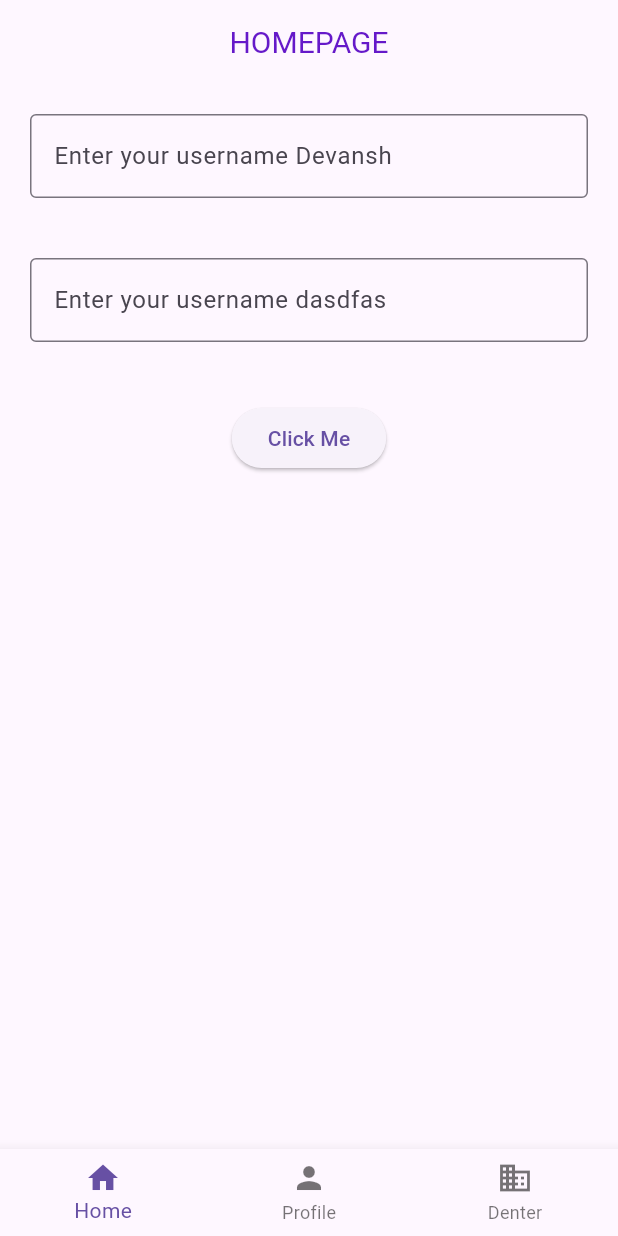
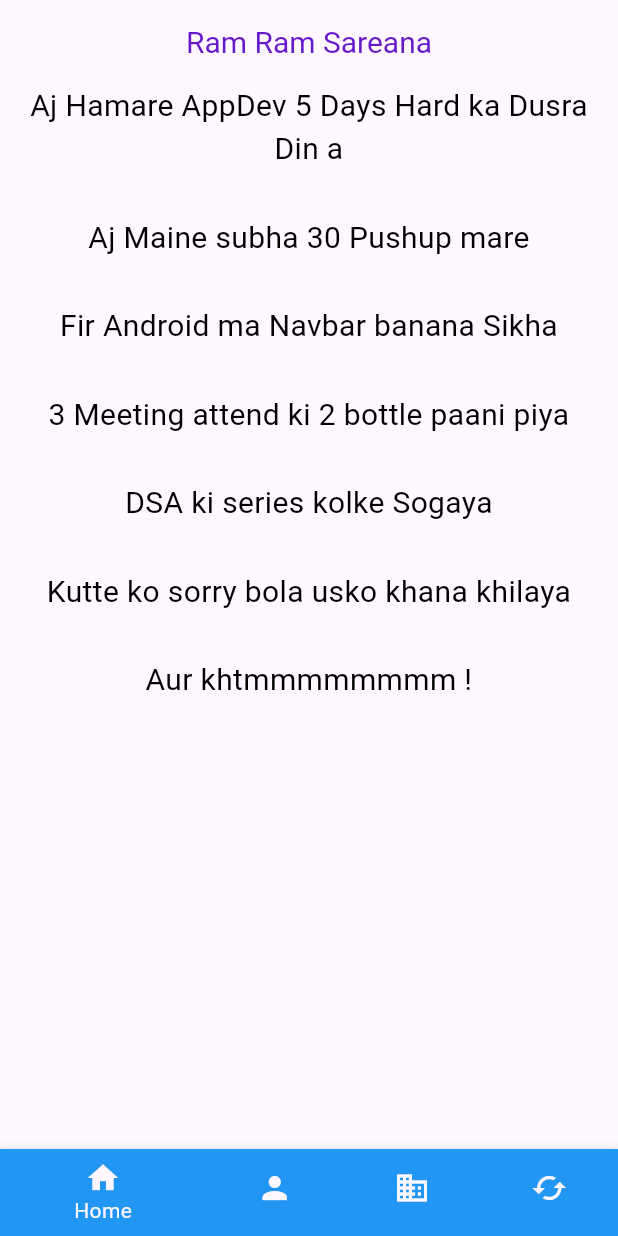
Before and after one commit to Devansh-Bhagania/Flutter-Apps, a Flutter app: the screen it shows after launch, on a phone screen of 412 x 824 dp. Run offline on Flutter 3.47's test engine with Material 3 defaults, Android fonts, the phone set to English and light mode, and no system bars.

Commit message:
did some changes to home page

```diff
--- a/lib/HomePage.dart
+++ b/lib/HomePage.dart
@@ -17,42 +17,151 @@ class _HomePageState extends State<HomePage> {
     return Scaffold(
       appBar: AppBar(
           centerTitle: true,
-          title: const Text('HOMEPAGE',
+          title: const Text('Ram Ram Sareana',
               style: TextStyle(
                   fontSize: 20, color: Color.fromARGB(255, 101, 25, 201)))),
-      body: Center(
-        child: Column(children: <Widget>[
+      body: const Center(
+        child: Column(
+            mainAxisAlignment: MainAxisAlignment.start,
+            crossAxisAlignment: CrossAxisAlignment.center,
+            children: [
+              // Padding(
+              //   padding: EdgeInsets.all(20),
+              //   child: TextField(
+              //     decoration: InputDecoration(
+              //       border: OutlineInputBorder(),
+              //       labelText: 'Enter your username Devansh',
+              //     ),
+              //   ),
+              // ),
+              // Padding(
+              //   padding: EdgeInsets.all(20),
+              //   child: TextField(
+              //     decoration: InputDecoration(
+              //       border: OutlineInputBorder(),
+              //       labelText: 'Enter your username dasdfas',
+              //     ),
+              //   ),
+              // ),
+              // Padding(
+              //   padding: EdgeInsets.all(20),
+              //   child: ElevatedButton(
+              //     onPressed: () {
+              //       Navigator.push(
+              //         context,
+              //         MaterialPageRoute(builder: (context) => const Denter()),
+              //       );
+              //     },
+              //     child: Text("Click Me"),
+              //   ),
+              // ),
+              // Denter(),
               Padding(
-            padding: EdgeInsets.all(20),
-            child: TextField(
-              decoration: InputDecoration(
-                border: OutlineInputBorder(),
-                labelText: 'Enter your username Devansh',
+                padding: EdgeInsets.only(left: 20, right: 20, bottom: 30),
+                child: Text(
+                  "Aj Hamare AppDev 5 Days Hard ka Dusra Din a",
+                  textAlign: TextAlign.center,
+                  style: TextStyle(
+                    color: Colors.black,
+                    fontSize: 20,
                   ),
                 ),
               ),
               Padding(
-            padding: EdgeInsets.all(20),
-            child: TextField(
-              decoration: InputDecoration(
-                border: OutlineInputBorder(),
-                labelText: 'Enter your username dasdfas',
+                padding: EdgeInsets.only(left: 20, right: 20, bottom: 30),
+                child: Text(
+                  "Aj Maine subha 30 Pushup mare",
+                  textAlign: TextAlign.center,
+                  style: TextStyle(
+                    color: Colors.black,
+                    fontSize: 20,
                   ),
                 ),
               ),
               Padding(
-            padding: EdgeInsets.all(20),
-            child: ElevatedButton(
-              onPressed: () {
-                Navigator.push(
-                  context,
-                  MaterialPageRoute(builder: (context) => const Denter()),
-                );
-              },
-              child: Text("Click Me"),
+                padding: EdgeInsets.only(left: 20, right: 20, bottom: 30),
+                child: Text(
+                  "Fir Android ma Navbar banana Sikha",
+                  textAlign: TextAlign.center,
+                  style: TextStyle(
+                    color: Colors.black,
+                    fontSize: 20,
                   ),
                 ),
-          // Denter(),
+              ),
+              Padding(
+                padding: EdgeInsets.only(left: 20, right: 20, bottom: 30),
+                child: Text(
+                  "3 Meeting attend ki 2 bottle paani piya",
+                  textAlign: TextAlign.center,
+                  style: TextStyle(
+                    color: Colors.black,
+                    fontSize: 20,
+                  ),
+                ),
+              ),
+              Padding(
+                padding: EdgeInsets.only(left: 20, right: 20, bottom: 30),
+                child: Text(
+                  "DSA ki series kolke Sogaya",
+                  textAlign: TextAlign.center,
+                  style: TextStyle(
+                    color: Colors.black,
+                    fontSize: 20,
+                  ),
+                ),
+              ),
+              Padding(
+                padding: EdgeInsets.only(left: 20, right: 20, bottom: 30),
+                child: Text(
+                  "Kutte ko sorry bola usko khana khilaya",
+                  textAlign: TextAlign.center,
+                  style: TextStyle(
+                    color: Colors.black,
+                    fontSize: 20,
+                  ),
+                ),
+              ),
+              Padding(
+                padding: EdgeInsets.only(left: 20, right: 20, bottom: 30),
+                child: Text(
+                  "Aur khtmmmmmmmm !",
+                  textAlign: TextAlign.center,
+                  style: TextStyle(
+                    color: Colors.black,
+                    fontSize: 20,
+                  ),
+                ),
+              ),
+              // )
+              // Text(
+              //   "Aj Hamare 5 Day App Dev Hard ka Dusra Din a",
+              //   style: TextStyle(
+              //     color: Colors.black,
+              //     fontSize: 20,
+              //   ),
+              // ),
+
+              // Text(
+              //   "Aj Maine subha 30 Pushup mare",
+              //   style: TextStyle(color: Colors.black, fontSize: 20),
+              // ),
+              // Text(
+              //   "Fir Android ma Navbar banana Sikha",
+              //   style: TextStyle(color: Colors.black, fontSize: 20),
+              // ),
+              // Text(
+              //   "3 Meeting attend ki 2 bottle paani piya",
+              //   style: TextStyle(color: Colors.black, fontSize: 20),
+              // ),
+              // Text(
+              //   "DSA ki series kolke soyaa",
+              //   style: TextStyle(color: Colors.black, fontSize: 20),
+              // ),
+              // Text(
+              //   "Kutte ko sorry bola khana khilaya",
+              //   style: TextStyle(color: Colors.black, fontSize: 20),
+              // ),
             ]),
       ),
     );
--- /dev/null
+++ b/lib/ICP.dart
@@ -0,0 +1,46 @@
+import 'package:fapp/HomePage.dart';
+import 'package:fapp/Profile.dart';
+import 'package:flutter/material.dart';
+// import 'dart:js';
+
+class ICP extends StatefulWidget {
+  const ICP({super.key});
+
+  @override
+  State<ICP> createState() => _MyWidgetState();
+}
+
+class _MyWidgetState extends State<ICP> {
+  @override
+  Widget build(BuildContext context) {
+    return Scaffold(
+        appBar: AppBar(
+            centerTitle: true,
+            title: const Text('ICP PAGE',
+                style: TextStyle(
+                    fontSize: 20, color: Color.fromARGB(255, 101, 25, 201)))),
+        body: Column(
+          children: [
+            Text(
+              "This Is ICP Page",
+              style: TextStyle(fontSize: 20, color: Colors.green[600]),
+            ),
+            TextButton(
+                onPressed: () {
+                  Navigator.push(
+                    context,
+                    MaterialPageRoute(builder: (context) => const Profile()),
+                  );
+                },
+                child: const Text("Go Back")),
+          ],
+        ));
+  }
+}
+
+// void navigatebutton() {
+//   Navigator.push<void>(
+//     context as BuildContext,
+//     MaterialPageRoute<void>(builder: (context) => const HomePage()),
+//   );
+// }
--- a/lib/MainPage.dart
+++ b/lib/MainPage.dart
@@ -1,5 +1,6 @@
 import 'package:fapp/Denter.dart';
 import 'package:fapp/HomePage.dart';
+import 'package:fapp/ICP.dart';
 import 'package:fapp/Profile.dart';
 import 'package:flutter/material.dart';
 
@@ -15,6 +16,7 @@ class _MainPageState extends State<MainPage> {
     const HomePage(),
     const Profile(),
     const Denter(),
+    const ICP(),
   ];
 
   @override
@@ -23,7 +25,7 @@ class _MainPageState extends State<MainPage> {
         body: screens[_currentIndex],
         bottomNavigationBar: BottomNavigationBar(
           onTap: onTabTapped,
-          items: [
+          items: const [
             BottomNavigationBarItem(
               icon: Icon(Icons.home),
               label: 'Home',
@@ -39,6 +41,11 @@ class _MainPageState extends State<MainPage> {
               label: 'Denter',
               backgroundColor: Colors.blue,
             ),
+            BottomNavigationBarItem(
+              icon: Icon(Icons.cached_outlined),
+              label: 'ICP',
+              backgroundColor: Colors.blue,
+            ),
           ],
         ));
   }
--- a/lib/Profile.dart
+++ b/lib/Profile.dart
@@ -28,7 +28,7 @@ class _ProfileState extends State<Profile> {
               style: TextStyle(fontSize: 20, color: Colors.green[600]),
             ),
             Text(
-              "RollNo. : 2201990259",
+              "RollNo. : 16102004",
               style: TextStyle(fontSize: 20, color: Colors.green[600]),
             ),
             ElevatedButton(
--- a/lib/main.dart
+++ b/lib/main.dart
@@ -7,6 +7,7 @@ void main() => runApp(const MyApp());
 
 class MyApp extends StatelessWidget {
   const MyApp({Key? key}) : super(key: key);
+
   @override
   Widget build(BuildContext context) {
     return MaterialApp(
```
Lines whose indentation alone changed are shown as unchanged.
